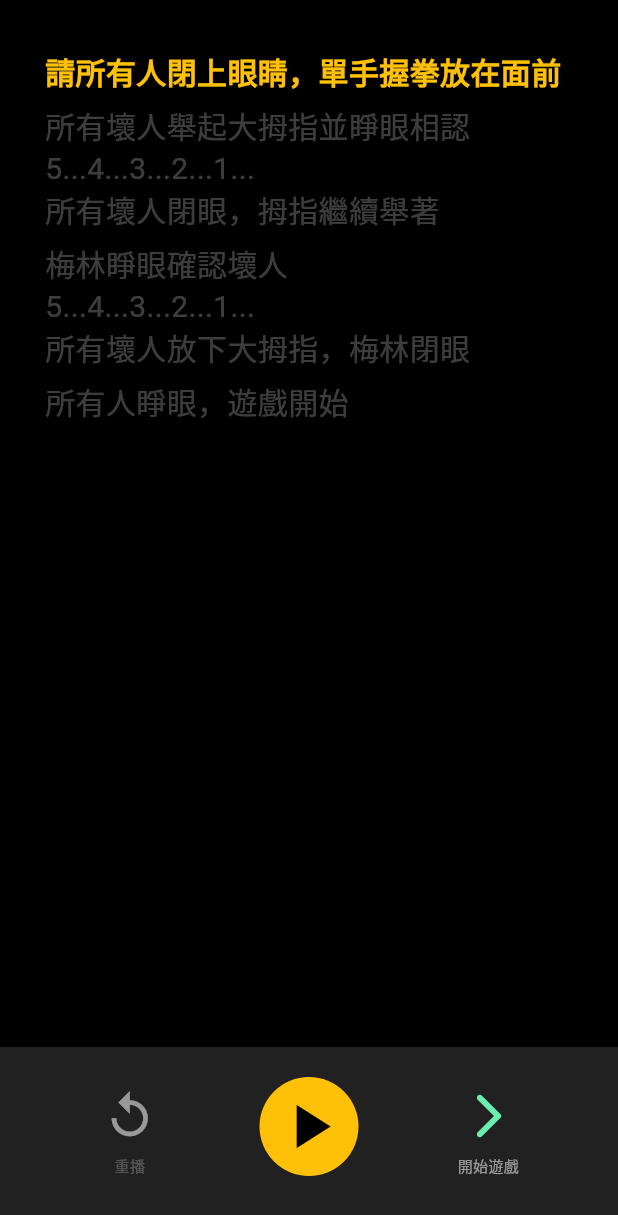
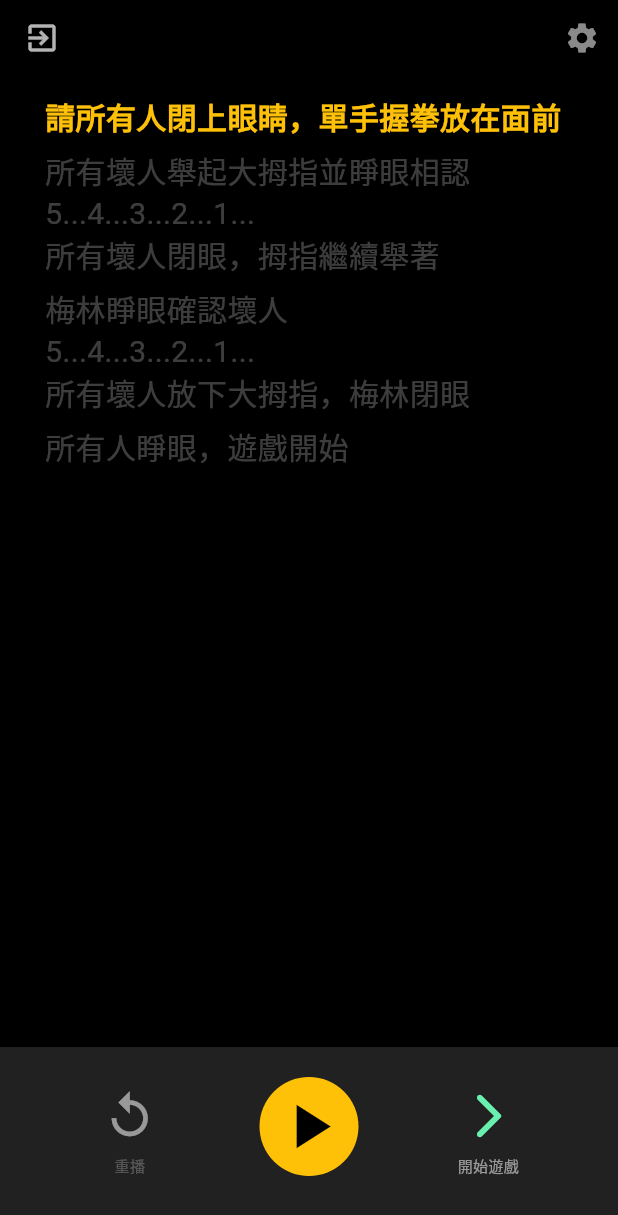
Before and after one commit to YuHsinL/avalon_game, a Flutter app: the NightPhaseScreen screen opened directly, item 2 of the bottom bar chosen, after a tap on the "pause" icon, on a phone screen of 412 x 824 dp. Shown: the top 1215 px of the screen. Run offline on Flutter 3.47's test engine with Material 3 defaults, Android fonts, the phone set to English and light mode, and no system bars; our stand-ins replace audioplayers.

Commit message:
Draft 15

```diff
--- a/lib/models/player_model.dart
+++ b/lib/models/player_model.dart
@@ -1,5 +1,3 @@
-// lib/models/player_model.dart
-
 enum Role {
   merlin, percival, servant,
   assassin, morgana, mordred, oberon, minion
--- a/lib/providers/game_provider.dart
+++ b/lib/providers/game_provider.dart
@@ -1,7 +1,4 @@
-// lib/providers/game_provider.dart
-
 import 'package:flutter/material.dart';
-import 'dart:math';
 import '../models/player_model.dart';
 
 class GameProvider with ChangeNotifier {
@@ -10,6 +7,7 @@ class GameProvider with ChangeNotifier {
   final Set<Role> selectedRoles = {};
   List<Player> players = [];
   int? kingIndex;
+  String voicePack = 'female'; // 語音包設定：預設 'female'
 
   final Map<int, Map<String, int>> rules = {
     5: {'good': 3, 'evil': 2},
@@ -20,12 +18,12 @@ class GameProvider with ChangeNotifier {
     10: {'good': 6, 'evil': 4},
   };
 
-  // --- 新增：每一局任務需要的人數配置 ---
+  // --- 每一局任務需要的人數配置 ---
   // Key: 總人數, Value: [第1局, 第2局, 第3局, 第4局, 第5局]
   final Map<int, List<int>> questConfigs = {
     5: [2, 3, 2, 3, 3],
     6: [2, 3, 4, 3, 4],
-    7: [2, 3, 3, 4, 4], // *第4局通常需2張失敗票 (我們會另外處理)
+    7: [2, 3, 3, 4, 4], // *第4局需2張失敗票
     8: [3, 4, 4, 5, 5], // *第4局需2張失敗票
     9: [3, 4, 4, 5, 5], // *第4局需2張失敗票
     10: [3, 4, 4, 5, 5], // *第4局需2張失敗票
@@ -34,15 +32,14 @@ class GameProvider with ChangeNotifier {
   // 取得目前人數對應的任務配置
   List<int> get currentQuestConfig => questConfigs[playerCount]!;
 
-  // 判斷第幾局任務是否需要「2張失敗票」才算失敗 (通常是7人以上的第4局)
-  bool needsTwoFails(int questIndex) {
-    // questIndex 是從 0 開始 (0,1,2,3,4)
-    // 規則：7人以上，且是第4局 (index 3)
-    return playerCount >= 7 && questIndex == 3;
+  void updatePlayerCount(int count) {
+    playerCount = count;
+    notifyListeners();
   }
 
-  void updatePlayerCount(int count) {
-    playerCount = count;
+  // 切換語音包
+  void setVoicePack(String pack) {
+    voicePack = pack;
     notifyListeners();
   }
 
@@ -59,6 +56,11 @@ class GameProvider with ChangeNotifier {
 
   void toggleLakeLady(bool value) {
     hasLakeLady = value;
+    notifyListeners();
+  }
+
+  void setKingIndex(int index) {
+    kingIndex = index;
     notifyListeners();
   }
 
@@ -79,6 +81,12 @@ class GameProvider with ChangeNotifier {
     return [Role.assassin, Role.morgana, Role.mordred, Role.oberon, Role.minion].contains(role);
   }
 
+  // 判斷第幾局任務是否需要「2張失敗票」才算失敗 (7人以上的第4局)
+  bool needsTwoFails(int questIndex) {
+    // questIndex 是從 0 開始 (0,1,2,3,4)
+    return playerCount >= 7 && questIndex == 3;
+  }
+
   String? validateSetup() {
     if (selectedRoles.contains(Role.percival)) {
       bool hasMorgana = selectedRoles.contains(Role.morgana);
@@ -90,12 +98,7 @@ class GameProvider with ChangeNotifier {
     return null;
   }
 
-  void setKingIndex(int index) {
-    kingIndex = index;
-    notifyListeners();
-  }
-
-  // --- 重點修改：分配角色與圖片 ---
+  // --- 分配角色與圖片 ---
   void assignRoles() {
     List<Role> roleList = [];
 
@@ -174,7 +177,7 @@ class GameProvider with ChangeNotifier {
       );
     });
 
-    kingIndex = Random().nextInt(playerCount);
+    //kingIndex = Random().nextInt(playerCount);
     notifyListeners();
   }
 }
--- a/lib/screens/night_phase_screen.dart
+++ b/lib/screens/night_phase_screen.dart
@@ -3,7 +3,8 @@ import 'package:provider/provider.dart';
 import 'package:audioplayers/audioplayers.dart';
 import '../models/player_model.dart';
 import '../providers/game_provider.dart';
-import 'game_main_screen.dart'; // 記得引入
+import '../widgets/game_exit_button.dart';
+import 'game_main_screen.dart';
 
 class NightPhaseScreen extends StatefulWidget {
   const NightPhaseScreen({super.key});
@@ -14,12 +15,12 @@ class NightPhaseScreen extends StatefulWidget {
 
 class _NightPhaseScreenState extends State<NightPhaseScreen> {
   final AudioPlayer _audioPlayer = AudioPlayer();
+
+  // 播放清單改存 "Base Filename" (不含副檔名和 _male 後綴)
   List<Map<String, String>> _playlist = [];
 
   int _currentIndex = 0;
   bool _isPlaying = false;
-  // bool _isFinished = false; // 不再需要用這個變數來切換介面
-
   final ScrollController _scrollController = ScrollController();
 
   @override
@@ -33,7 +34,6 @@ class _NightPhaseScreenState extends State<NightPhaseScreen> {
       } else {
         setState(() {
           _isPlaying = false;
-          // _isFinished = true;
           _currentIndex++;
         });
       }
@@ -56,48 +56,62 @@ class _NightPhaseScreenState extends State<NightPhaseScreen> {
     bool hasPercival = roles.contains(Role.percival);
     bool hasMorgana = roles.contains(Role.morgana);
 
-    _playlist.add({'file': '01_close_eyes.mp3', 'text': '請所有人閉上眼睛，單手握拳放在面前'});
+    _playlist.add({'file': '01_close_eyes', 'text': '請所有人閉上眼睛，單手握拳放在面前'});
 
     if (hasOberon) {
-      _playlist.add({'file': '02_except_oberon.mp3', 'text': '除了奧伯倫之外'});
+      _playlist.add({'file': '02_except_oberon', 'text': '除了奧伯倫之外'});
     }
 
-    _playlist.add({'file': '03_minions.mp3', 'text': '所有壞人舉起大拇指並睜眼相認\n5...4...3...2...1...\n所有壞人閉眼，拇指繼續舉著'});
+    _playlist.add({'file': '03_minions', 'text': '所有壞人舉起大拇指並睜眼相認\n5...4...3...2...1...\n所有壞人閉眼，拇指繼續舉著'});
 
     if (hasOberon) {
-      _playlist.add({'file': '04_oberon.mp3', 'text': '奧伯倫舉起大拇指'});
+      _playlist.add({'file': '04_oberon', 'text': '奧伯倫舉起大拇指'});
     }
 
     if (hasMordred) {
-      _playlist.add({'file': '05_mordred.mp3', 'text': '莫德雷德放下大拇指'});
+      _playlist.add({'file': '05_mordred', 'text': '莫德雷德放下大拇指'});
     }
 
-    _playlist.add({'file': '06_merlin.mp3', 'text': '梅林睜眼確認壞人\n5...4...3...2...1...\n所有壞人放下大拇指，梅林閉眼'});
+    _playlist.add({'file': '06_merlin', 'text': '梅林睜眼確認壞人\n5...4...3...2...1...\n所有壞人放下大拇指，梅林閉眼'});
 
     if (hasPercival) {
       if (hasMorgana) {
-        _playlist.add({'file': '07_merlin_morgana_up.mp3', 'text': '梅林和莫甘娜舉起大拇指\n派西維爾睜眼確認兩人'});
+        _playlist.add({'file': '07_merlin_morgana_up', 'text': '梅林和莫甘娜舉起大拇指\n派西維爾睜眼確認兩人'});
       } else {
-        _playlist.add({'file': '08_merlin_up.mp3', 'text': '梅林舉起大拇指\n派西維爾睜眼確認'});
+        _playlist.add({'file': '08_merlin_up', 'text': '梅林舉起大拇指\n派西維爾睜眼確認'});
       }
 
-      _playlist.add({'file': '09_percival_end.mp3', 'text': '5...4...3...2...1...\n派西維爾閉眼'});
+      _playlist.add({'file': '09_percival_end', 'text': '5...4...3...2...1...\n派西維爾閉眼'});
 
       if (hasMorgana) {
-        _playlist.add({'file': '10_merlin_morgana_down.mp3', 'text': '梅林和莫甘娜放下大拇指'});
+        _playlist.add({'file': '10_merlin_morgana_down', 'text': '梅林和莫甘娜放下大拇指'});
       } else {
-        _playlist.add({'file': '11_merlin_down.mp3', 'text': '梅林放下大拇指'});
+        _playlist.add({'file': '11_merlin_down', 'text': '梅林放下大拇指'});
       }
     }
 
-    _playlist.add({'file': '12_open_eyes.mp3', 'text': '所有人睜眼，遊戲開始'});
+    _playlist.add({'file': '12_open_eyes', 'text': '所有人睜眼，遊戲開始'});
   }
 
   Future<void> _playCurrent() async {
     if (_currentIndex >= _playlist.length) return;
 
-    String fileName = _playlist[_currentIndex]['file']!;
-    await _audioPlayer.play(AssetSource('audio/$fileName'));
+    final gameProvider = context.read<GameProvider>();
+    String baseName = _playlist[_currentIndex]['file']!;
+
+    // 動態組合檔名邏輯
+    // female (預設) -> "01_close_eyes.mp3"
+    // male -> "01_close_eyes_male.mp3"
+    String suffix = gameProvider.voicePack == 'female' ? '' : '_${gameProvider.voicePack}';
+    String fileName = "$baseName$suffix.mp3";
+
+    // 播放
+    try {
+      await _audioPlayer.play(AssetSource('audio/$fileName'));
+    } catch (e) {
+      // 防止找不到檔案時 Crash
+      debugPrint("播放失敗: $fileName");
+    }
 
     setState(() {
       _isPlaying = true;
@@ -108,7 +122,7 @@ class _NightPhaseScreenState extends State<NightPhaseScreen> {
 
   void _scrollToIndex(int index) {
     if (_scrollController.hasClients) {
-      double offset = index * 45.0; // 稍微調整預估高度
+      double offset = index * 45.0;
       double target = offset - MediaQuery.of(context).size.height * 0.3;
       if (target < 0) target = 0;
 
@@ -140,7 +154,6 @@ class _NightPhaseScreenState extends State<NightPhaseScreen> {
     _audioPlayer.stop();
     setState(() {
       _currentIndex = 0;
-      // _isFinished = false;
       _isPlaying = false;
     });
     _scrollToIndex(0);
@@ -154,16 +167,67 @@ class _NightPhaseScreenState extends State<NightPhaseScreen> {
     );
   }
 
+  void _showVoiceSettings() {
+    showModalBottomSheet(
+      context: context,
+      backgroundColor: Colors.grey.shade900,
+      shape: const RoundedRectangleBorder(borderRadius: BorderRadius.vertical(top: Radius.circular(20))),
+      builder: (ctx) {
+        return Consumer<GameProvider>(
+          builder: (context, provider, child) {
+            return Container(
+              padding: const EdgeInsets.all(20),
+              height: 250,
+              child: Column(
+                crossAxisAlignment: CrossAxisAlignment.start,
+                children: [
+                  const Text("語音設定", style: TextStyle(fontSize: 20, color: Colors.white, fontWeight: FontWeight.bold)),
+                  const SizedBox(height: 20),
+                  ListTile(
+                    title: const Text("女聲 (Default)", style: TextStyle(color: Colors.white)),
+                    leading: const Icon(Icons.female, color: Colors.pinkAccent),
+                    trailing: provider.voicePack == 'female' ? const Icon(Icons.check, color: Colors.amber) : null,
+                    onTap: () {
+                      provider.setVoicePack('female');
+                      Navigator.pop(ctx);
+                    },
+                  ),
+                  ListTile(
+                    title: const Text("男聲 (Male)", style: TextStyle(color: Colors.white)),
+                    leading: const Icon(Icons.male, color: Colors.blueAccent),
+                    trailing: provider.voicePack == 'male' ? const Icon(Icons.check, color: Colors.amber) : null,
+                    onTap: () {
+                      provider.setVoicePack('male');
+                      Navigator.pop(ctx);
+                    },
+                  ),
+                ],
+              ),
+            );
+          },
+        );
+      },
+    );
+  }
+
   @override
   Widget build(BuildContext context) {
     return Scaffold(
       backgroundColor: Colors.black,
-      // (1) 拿掉標題：只保留 AppBar 結構但不放 title
       appBar: AppBar(
         backgroundColor: Colors.transparent,
         automaticallyImplyLeading: false,
         elevation: 0,
-        toolbarHeight: 20,
+        toolbarHeight: 50,
+        // (3) 左上角：通用返回鍵
+        leading: const GameExitButton(),
+        // (2) 右上角：設定按鈕
+        actions: [
+          IconButton(
+            icon: const Icon(Icons.settings, color: Colors.white54),
+            onPressed: _showVoiceSettings,
+          )
+        ],
       ),
       body: Column(
         children: [
@@ -178,9 +242,8 @@ class _NightPhaseScreenState extends State<NightPhaseScreen> {
 
                 return AnimatedContainer(
                   duration: const Duration(milliseconds: 300),
-                  // (2) 行距減小：從 20 改為 10
                   margin: const EdgeInsets.only(bottom: 0),
-                  padding: const EdgeInsets.symmetric(vertical: 4), // 內距也稍微縮小
+                  padding: const EdgeInsets.symmetric(vertical: 4),
                   child: Text(
                     _playlist[index]['text']!,
                     textAlign: TextAlign.left,
--- /dev/null
+++ b/lib/widgets/game_exit_button.dart
@@ -0,0 +1,41 @@
+import 'package:flutter/material.dart';
+import '../screens/setup_screen.dart';
+
+class GameExitButton extends StatelessWidget {
+  const GameExitButton({super.key});
+
+  @override
+  Widget build(BuildContext context) {
+    return IconButton(
+      icon: const Icon(Icons.exit_to_app, color: Colors.white70),
+      tooltip: "結束遊戲回到主選單",
+      onPressed: () {
+        showDialog(
+          context: context,
+          builder: (ctx) => AlertDialog(
+            backgroundColor: Colors.grey.shade900,
+            title: const Text("結束遊戲？", style: TextStyle(color: Colors.white)),
+            content: const Text("確定要回到主選單嗎？\n目前的遊戲進度將會消失。", style: TextStyle(color: Colors.white70)),
+            actions: [
+              TextButton(
+                onPressed: () => Navigator.pop(ctx),
+                child: const Text("取消", style: TextStyle(color: Colors.grey)),
+              ),
+              TextButton(
+                onPressed: () {
+                  // 關閉 Dialog 並回到 SetupScreen (清空路由堆疊)
+                  Navigator.pushAndRemoveUntil(
+                    context,
+                    MaterialPageRoute(builder: (_) => const SetupScreen()),
+                    (route) => false,
+                  );
+                },
+                child: const Text("確定結束", style: TextStyle(color: Colors.redAccent, fontWeight: FontWeight.bold)),
+              ),
+            ],
+          ),
+        );
+      },
+    );
+  }
+}
```
Also changed, not shown: lib/screens/game_main_screen.dart (+6 -6 lines), lib/screens/king_selection_screen.dart (+9 -10 lines), lib/screens/role_assignment_screen.dart (+7 -5 lines).
